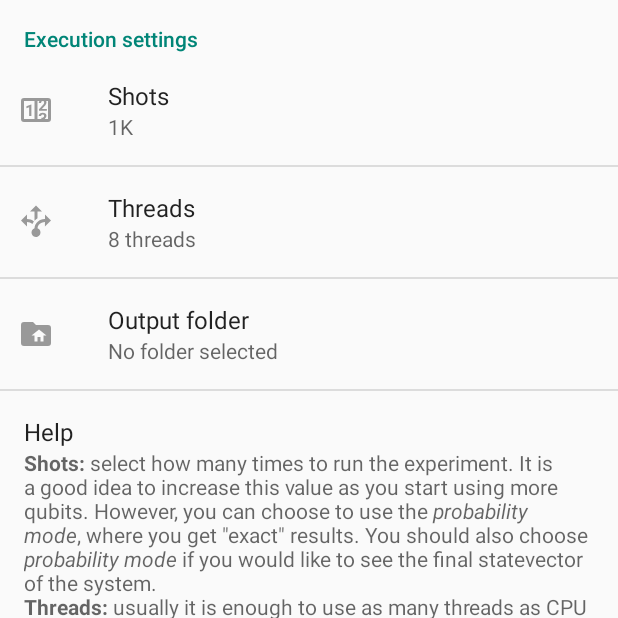
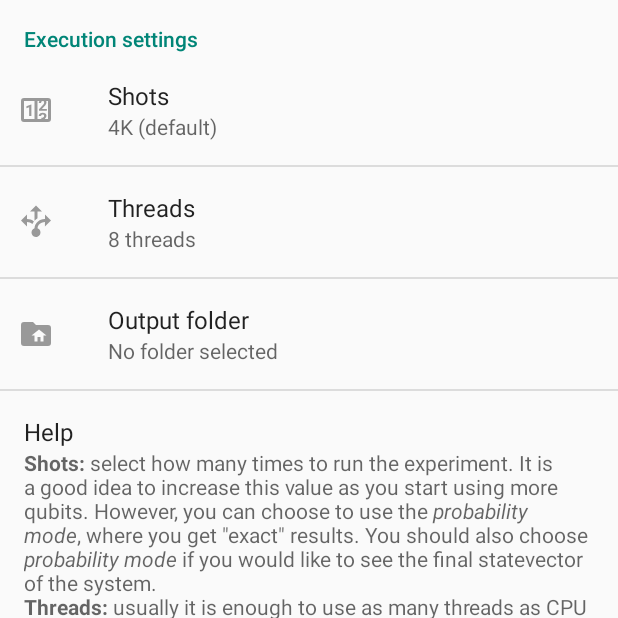
Before and after one commit to hexadec/Quantum, an Android app: the screen it shows after launch (PreferenceActivity), in the side drawer, after a tap on "Preferences", on a phone screen of 412 x 824 dp, the top half of it. Run offline under Robolectric (Android 15) with nearby library versions, the phone set to English and light mode, and no system bars.

Commit message:
UI improvements

```diff
--- a/app/build.gradle
+++ b/app/build.gradle
@@ -6,7 +6,7 @@ android {
         applicationId "hu.hexadecimal.quantum"
         minSdkVersion 21
         targetSdkVersion 28
-        versionCode 704
+        versionCode 800
         versionName getVersionNameString(versionCode)
         resConfig "en"
     }
--- a/app/src/main/java/hu/hexadecimal/quantum/MainActivity.java
+++ b/app/src/main/java/hu/hexadecimal/quantum/MainActivity.java
@@ -40,6 +40,8 @@ import android.widget.LinearLayout;
 import android.widget.ScrollView;
 import android.widget.SeekBar;
 import android.widget.Spinner;
+import android.widget.TableLayout;
+import android.widget.TableRow;
 import android.widget.TextView;
 import android.widget.Toast;
 
@@ -141,7 +143,7 @@ public class MainActivity extends AppCompatActivity {
         FloatingActionButton execute = findViewById(R.id.fab_matrix);
         final SharedPreferences pref = PreferenceManager.getDefaultSharedPreferences(MainActivity.this);
         execute.setOnClickListener((View view) -> {
-            final int shots = Integer.valueOf(pref.getString("shots", "1024"));
+            final int shots = Integer.valueOf(pref.getString("shots", "4096"));
             final int threads = Integer.valueOf(pref.getString("threads", "8"));
             final Handler handler = new Handler((Message message) -> {
                 try {
@@ -213,20 +215,43 @@ public class MainActivity extends AppCompatActivity {
                     });
                     adb.setTitle(getString(R.string.results) + ": \t" + t);
                     ScrollView scrollView = new ScrollView(MainActivity.this);
-                    TextView textView = new TextView(MainActivity.this);
-                    textView.setTypeface(Typeface.MONOSPACE);
+                    TableLayout tableLayout = new TableLayout(MainActivity.this);
+                    float dpWidth = displayMetrics.widthPixels / displayMetrics.density;
+                    int decimalPoints = dpWidth < 330 ? 3 : dpWidth < 350 ? 4 : dpWidth > 385 ? 6 : 5;
+                    String decimals = new String(new char[decimalPoints]).replace("\0", "#");
+                    tableLayout.setPadding(0, (int) QuantumView.pxFromDp(this, 10), 0, (int) QuantumView.pxFromDp(this, 10));
                     short[] measuredQubits = qv.getMeasuredQubits();
-                    DecimalFormat df = new DecimalFormat(stateVector == null ? "0.0########" : "0.00000");
+                    DecimalFormat df = new DecimalFormat(stateVector == null ? "0.########" : "0." + decimals);
                     outerFor:
                     for (int i = 0; i < probabilities.length; i++) {
+                        TableRow tr = new TableRow(MainActivity.this);
                         for (int j = 0; j < measuredQubits.length; j++) {
                             if (measuredQubits[j] < 1 && (i >> j) % 2 == 1) {
                                 continue outerFor;
                             }
                         }
-                        textView.setText(textView.getText() + "\n\u2003" + String.format("%" + QuantumView.MAX_QUBITS + "s", Integer.toBinaryString(i)).replace(' ', '0') + ": " + df.format(probabilities[i]) + (stateVector != null ? "\u2003\u2003" + stateVector[i].toString5Decimals() : ""));
+                        TableRow.LayoutParams params = new TableRow.LayoutParams(TableRow.LayoutParams.MATCH_PARENT, TableRow.LayoutParams.WRAP_CONTENT);
+                        params.setMargins((int) QuantumView.pxFromDp(this, 12), 0, 0, 0);
+                        TextView[] textView = new TextView[]{
+                                new TextView(MainActivity.this),
+                                new TextView(MainActivity.this),
+                                new TextView(MainActivity.this)};
+                        textView[0].setTypeface(Typeface.DEFAULT_BOLD);
+                        textView[0].setText(String.format("%" + QuantumView.MAX_QUBITS + "s", Integer.toBinaryString(i)).replace(' ', '0'));
+                        textView[0].setLayoutParams(params);
+                        textView[1].setTypeface(Typeface.MONOSPACE);
+                        textView[1].setText(df.format(probabilities[i]));
+                        textView[1].setLayoutParams(params);
+                        textView[2].setTypeface(Typeface.MONOSPACE);
+                        textView[2].setText((stateVector != null ? stateVector[i].toString(decimalPoints) : ""));
+                        textView[2].setLayoutParams(params);
+                        tr.addView(textView[0]);
+                        tr.addView(textView[1]);
+                        tr.addView(textView[2]);
+                        tableLayout.addView(tr);
+                        //textView.setText(textView.getText() + "\n\u2003" + String.format("%" + QuantumView.MAX_QUBITS + "s", Integer.toBinaryString(i)).replace(' ', '0') + "\u2003" + df.format(probabilities[i]) + (stateVector != null ? "\u2003\u2003" + stateVector[i].toString5Decimals() : ""));
                     }
-                    scrollView.addView(textView);
+                    scrollView.addView(tableLayout);
                     adb.setView(scrollView);
                     adb.show();
                     try {
@@ -699,15 +724,15 @@ public class MainActivity extends AppCompatActivity {
                     adb.setTitle(R.string.select_filename);
                     LinearLayout container = new LinearLayout(this);
                     container.setOrientation(LinearLayout.VERTICAL);
-                    LinearLayout.LayoutParams params = new LinearLayout.LayoutParams(LinearLayout.LayoutParams.MATCH_PARENT,LinearLayout.LayoutParams.WRAP_CONTENT);
+                    LinearLayout.LayoutParams params = new LinearLayout.LayoutParams(LinearLayout.LayoutParams.MATCH_PARENT, LinearLayout.LayoutParams.WRAP_CONTENT);
                     params.setMargins((int) QuantumView.pxFromDp(this, 20), 0, (int) QuantumView.pxFromDp(this, 20), 0);
                     EditText editText = new EditText(this);
                     InputFilter[] filterArray = new InputFilter[]{new InputFilter.LengthFilter(32), (CharSequence source, int start, int end, Spanned dest, int sta, int en) -> {
-                            if (source != null && "/\\:?;!~\'\",^ˇ|+<>[]{}".contains(("" + source))) {
-                                return "";
-                            }
-                            return null;
+                        if (source != null && "/\\:?;!~\'\",^ˇ|+<>[]{}".contains(("" + source))) {
+                            return "";
                         }
+                        return null;
+                    }
                     };
                     editText.setText(qv.name);
                     editText.setFilters(filterArray);
@@ -830,7 +855,7 @@ public class MainActivity extends AppCompatActivity {
     @Override
     protected void onResume() {
         if (probabilityMode != 1)
-            probabilityMode = PreferenceManager.getDefaultSharedPreferences(MainActivity.this).getString("shots", "1024").equals("0") ? 2 : 0;
+            probabilityMode = PreferenceManager.getDefaultSharedPreferences(MainActivity.this).getString("shots", "4096").equals("0") ? 2 : 0;
         navigationView.getMenu().getItem(navigationView.getMenu().size() - 2).setIcon(ContextCompat.getDrawable(MainActivity.this, probabilityMode == 0 ? R.drawable.alpha_p_circle_outline : R.drawable.alpha_p_circle));
         navigationView.getMenu().getItem(navigationView.getMenu().size() - 2).setEnabled(probabilityMode != 2);
         super.onResume();
--- a/app/src/main/java/hu/hexadecimal/quantum/VisualOperator.java
+++ b/app/src/main/java/hu/hexadecimal/quantum/VisualOperator.java
@@ -335,11 +335,12 @@ public class VisualOperator implements Serializable {
         }
         return sb.toString();
     }
-    public String toString5Decimals() {
+
+    public String toString(int decimals) {
         StringBuilder sb = new StringBuilder();
         for (Complex[] c : matrix) {
             for (Complex z : c) {
-                sb.append(z.toString5Decimals());
+                sb.append(z.toString(decimals));
                 sb.append(",");
             }
             sb.deleteCharAt(sb.length() - 1);
--- a/app/src/main/res/values/arrays.xml
+++ b/app/src/main/res/values/arrays.xml
@@ -3,19 +3,18 @@
     <string-array name="shots">
         <item>Always use probability mode</item>
         <item>Pick a single outcome</item>
-        <item>128</item>
         <item>512</item>
         <item>1K</item>
-        <item>4K</item>
+        <item>4K (default)</item>
         <item>16K</item>
         <item>64K</item>
         <item>256K</item>
         <item>1M</item>
+        <item>8M (really slow)</item>
     </string-array>
     <string-array name="shots_values">
         <item>0</item>
         <item>1</item>
-        <item>128</item>
         <item>512</item>
         <item>1024</item>
         <item>4096</item>
@@ -23,6 +22,7 @@
         <item>65536</item>
         <item>262144</item>
         <item>1048576</item>
+        <item>8388608</item>
     </string-array>
     <string-array name="threads">
         <item>Single thread (not recommended)</item>
--- a/app/src/main/res/values/strings.xml
+++ b/app/src/main/res/values/strings.xml
@@ -29,6 +29,7 @@
     <string name="matrix_editor_detailed">Create and edit custom gates</string>
     <string name="gate_name">Gate name</string>
     <string name="symbols_hint">Symbols, eg: S,X,D</string>
+    <string name="invalid_symbol">A symbol must be 1&#8211;3 characters</string>
     <string name="matrix">Matrix</string>
     <string name="choose_qubit_number">Number of qubits 1&#8211;4</string>
     <string name="edit_gate">Edit gate</string>
--- a/app/src/main/res/xml/preferences.xml
+++ b/app/src/main/res/xml/preferences.xml
@@ -3,7 +3,7 @@
 
     <PreferenceCategory android:title="@string/execution_settings">
         <ListPreference
-            android:defaultValue="1024"
+            android:defaultValue="4096"
             android:entries="@array/shots"
             android:entryValues="@array/shots_values"
             android:icon="@drawable/counter"
```
Also changed, not shown: app/src/main/java/hu/hexadecimal/quantum/Complex.java (+9 -8 lines), app/src/main/java/hu/hexadecimal/quantum/MatrixEditorActivity.java (+11 -1 lines), 1 other file.
